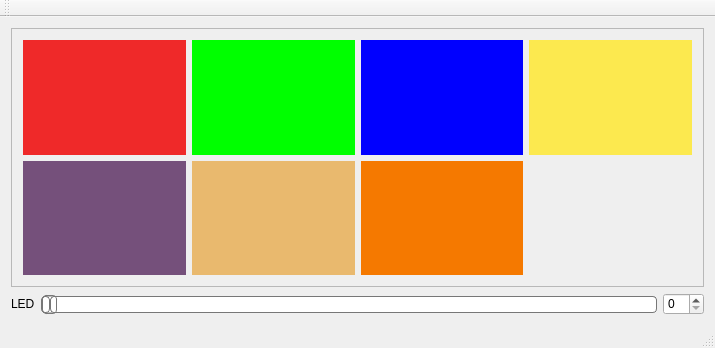
Above: mainwindow.ui from Elescant/SevenColor before the change. Below: the same form after it.
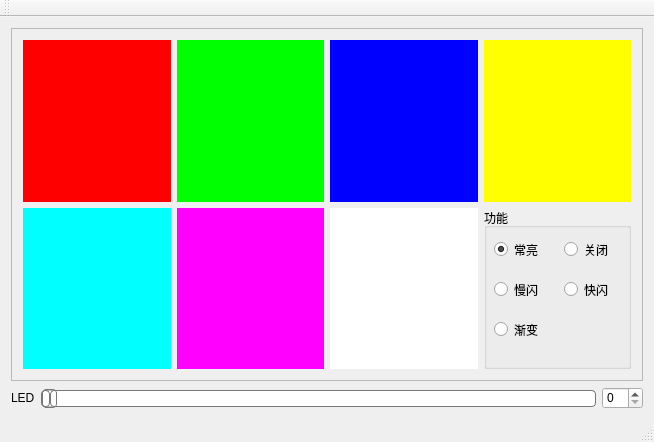
That is the form after the change. Custom widgets are drawn as their Qt base class.

What changed in the file:
```diff
--- a/mainwindow.ui
+++ b/mainwindow.ui
@@ -6,8 +6,8 @@
    <rect>
     <x>0</x>
     <y>0</y>
-    <width>715</width>
-    <height>348</height>
+    <width>654</width>
+    <height>442</height>
    </rect>
   </property>
   <property name="windowTitle">
@@ -125,7 +125,7 @@
        <item row="2" column="0">
         <widget class="CusLabel" name="label_5">
          <property name="styleSheet">
-          <string notr="true">background-color: rgb(117, 80, 123);</string>
+          <string notr="true">background-color: rgb(0, 255, 255);</string>
          </property>
          <property name="text">
           <string/>
@@ -141,7 +141,7 @@
           <bool>false</bool>
          </property>
          <property name="styleSheet">
-          <string notr="true">background-color: rgb(239, 41, 41);</string>
+          <string notr="true">background-color: rgb(255, 0, 0);</string>
          </property>
          <property name="text">
           <string/>
@@ -186,7 +186,7 @@
           </sizepolicy>
          </property>
          <property name="styleSheet">
-          <string notr="true">background-color: rgb(252, 233, 79);</string>
+          <string notr="true">background-color: rgb(255, 255, 0);</string>
          </property>
          <property name="text">
           <string/>
@@ -199,7 +199,7 @@
        <item row="2" column="1">
         <widget class="CusLabel" name="label_6">
          <property name="styleSheet">
-          <string notr="true">background-color: rgb(233, 185, 110);</string>
+          <string notr="true">background-color: rgb(255, 0, 255);</string>
          </property>
          <property name="text">
           <string/>
@@ -212,7 +212,7 @@
        <item row="2" column="2">
         <widget class="CusLabel" name="label_7">
          <property name="styleSheet">
-          <string notr="true">background-color: rgb(245, 121, 0);</string>
+          <string notr="true">background-color: rgb(255, 255, 255);</string>
          </property>
          <property name="text">
           <string/>
@@ -222,6 +222,81 @@
          </property>
         </widget>
        </item>
+       <item row="2" column="3">
+        <widget class="QGroupBox" name="groupBox">
+         <property name="title">
+          <string>功能</string>
+         </property>
+         <widget class="QRadioButton" name="radioBtn_on">
+          <property name="geometry">
+           <rect>
+            <x>10</x>
+            <y>30</y>
+            <width>61</width>
+            <height>23</height>
+           </rect>
+          </property>
+          <property name="text">
+           <string>常亮</string>
+          </property>
+          <property name="checked">
+           <bool>true</bool>
+          </property>
+         </widget>
+         <widget class="QRadioButton" name="radioBtn_slow">
+          <property name="geometry">
+           <rect>
+            <x>10</x>
+            <y>70</y>
+            <width>61</width>
+            <height>23</height>
+           </rect>
+          </property>
+          <property name="text">
+           <string>慢闪</string>
+          </property>
+         </widget>
+         <widget class="QRadioButton" name="radioBtn_fast">
+          <property name="geometry">
+           <rect>
+            <x>80</x>
+            <y>70</y>
+            <width>61</width>
+            <height>23</height>
+           </rect>
+          </property>
+          <property name="text">
+           <string>快闪</string>
+          </property>
+         </widget>
+         <widget class="QRadioButton" name="radioBtn_gra">
+          <property name="geometry">
+           <rect>
+            <x>10</x>
+            <y>110</y>
+            <width>61</width>
+            <height>23</height>
+           </rect>
+          </property>
+          <property name="text">
+           <string>渐变</string>
+          </property>
+         </widget>
+         <widget class="QRadioButton" name="radioBtn_off">
+          <property name="geometry">
+           <rect>
+            <x>80</x>
+            <y>30</y>
+            <width>61</width>
+            <height>23</height>
+           </rect>
+          </property>
+          <property name="text">
+           <string>关闭</string>
+          </property>
+         </widget>
+        </widget>
+       </item>
       </layout>
      </widget>
     </item>
```
Left out of the diff: 2 changed lines with no effect on the pictures.
